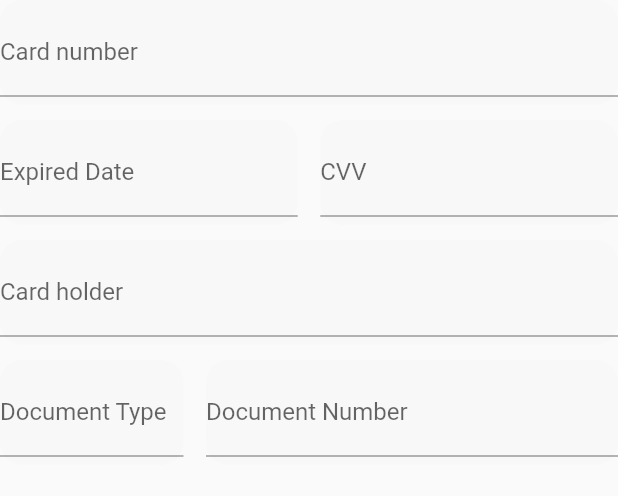
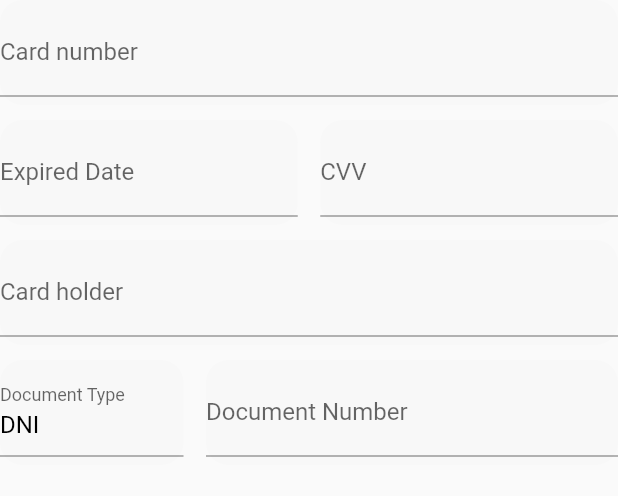
Before and after one commit to siltium-labs/flutter-payments, a Flutter app: the CreditCardForm widget shown alone on an empty page, opened directly with empty values, on a phone screen of 412 x 824 dp. Shown: the top 496 px of the screen. Run offline on Flutter 3.47's test engine with Material 2 defaults, Android fonts, the phone set to English and light mode, and no system bars; our stand-ins replace animated_splash_screen, dio, dropdown_button2, freezed_annotation, mvc_pattern, page_transition and 2 more; missing offline and left inert: dio_cache_interceptor; accounts and stored records are empty; statements that could not run were skipped.

Commit message:
set deafult document type en credit_card_form

```diff
--- a/flutter-payments/lib/src/components/credit_card_form.dart
+++ b/flutter-payments/lib/src/components/credit_card_form.dart
@@ -236,7 +236,9 @@ class _CreditCardFormState extends State<CreditCardForm> {
       TextEditingController();
   final TextEditingController _cvvCodeController =
       MaskedTextController(mask: '0000');
-  final TextEditingController _documentTypeController = TextEditingController();
+  final TextEditingController _documentTypeController = TextEditingController(
+    text: "DNI",
+  );
   final TextEditingController _documentNumberController =
       TextEditingController();
 
```
